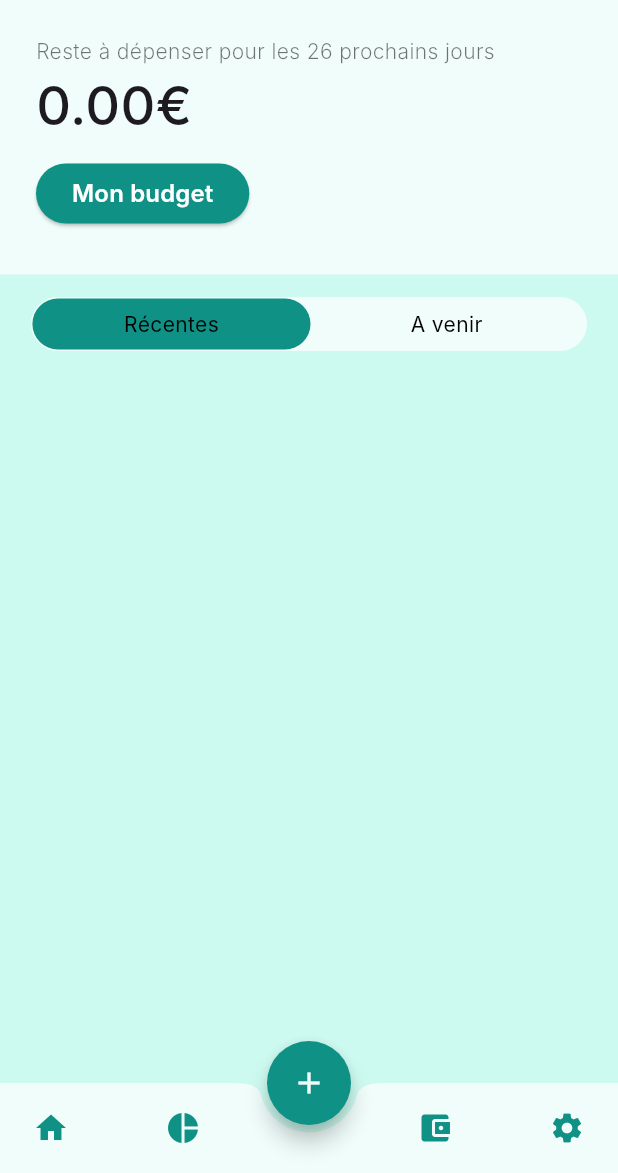
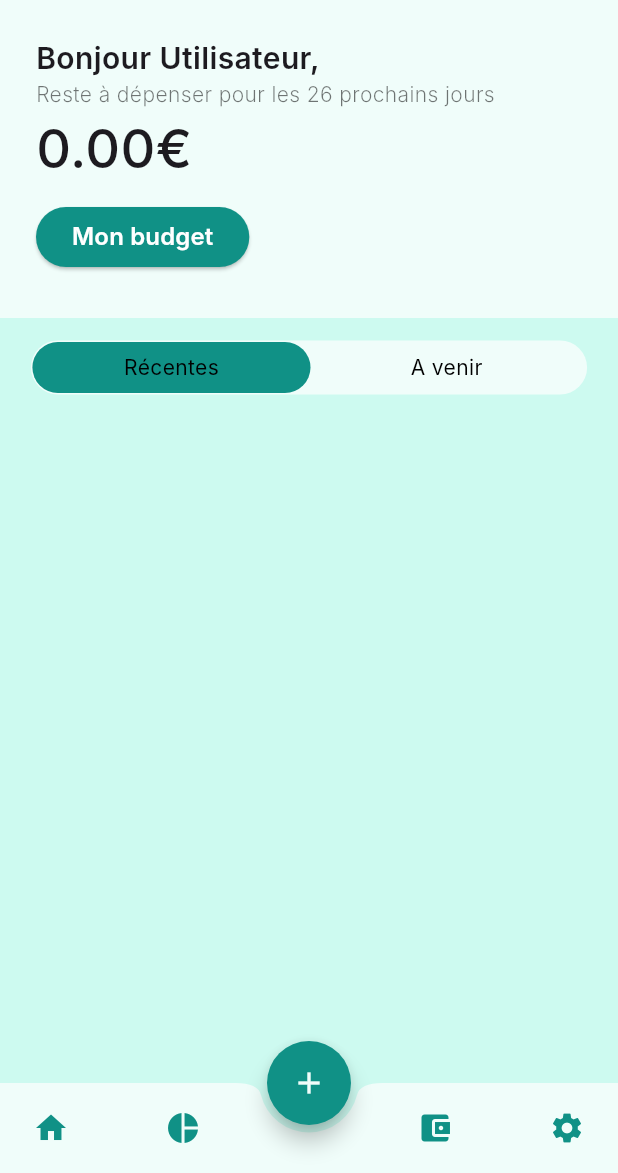
Before and after one commit to UnboringCompany/unboring_money, a Flutter app: the screen it shows after launch, on a phone screen of 412 x 824 dp, the part 63-1236 px from its top. Run offline on Flutter 3.47's test engine with Material 3 defaults, Android fonts, the phone set to English and light mode, and no system bars; our stand-ins replace shared_preferences, sqflite; accounts and stored records are empty; Roboto replaces fonts that are missing (Inter).

```diff
--- a/lib/main.dart
+++ b/lib/main.dart
@@ -1,4 +1,5 @@
 import 'package:flutter/material.dart';
+import 'package:shared_preferences/shared_preferences.dart';
 import 'package:unboring_money/database/DatabaseHelper.dart';
 import 'package:unboring_money/models/Depense.dart';
 import 'package:unboring_money/screens/my_accounts.dart';
@@ -132,6 +133,11 @@ class BudgetSection extends StatelessWidget {
     return daysLeft.toString();
   }
 
+  Future<String> getUserName() async {
+    final prefs = await SharedPreferences.getInstance();
+    return prefs.getString('userName') ?? 'Utilisateur';
+  }
+
   @override
   Widget build(BuildContext context) {
     return Container(
@@ -140,6 +146,24 @@ class BudgetSection extends StatelessWidget {
       child: Column(
         crossAxisAlignment: CrossAxisAlignment.start,
         children: [
+          FutureBuilder<String>(
+            future: getUserName(),
+            builder: (context, snapshot) {
+              if (snapshot.connectionState == ConnectionState.waiting) {
+                return const CircularProgressIndicator();
+              }
+              if (snapshot.hasData) {
+                return Text(
+                  "Bonjour ${snapshot.data},",
+                  style: const TextStyle(fontSize: 20, fontWeight: FontWeight.w600),
+                );
+              }
+              return const Text(
+                "Bonjour,",
+              style: TextStyle(fontSize: 20, fontWeight: FontWeight.w600),
+              );
+            }
+          ),
           Text(
             'Reste à dépenser pour les $daysLeft prochains jours',
             style: const TextStyle(fontSize: 14, color: Colors.black54, fontWeight: FontWeight.w300),
--- a/pubspec.yaml
+++ b/pubspec.yaml
@@ -11,6 +11,7 @@ dependencies:
     sdk: flutter
   sqflite: ^2.0.0+4
   path_provider: ^2.0.9
+  shared_preferences: ^2.3.2
 
 dev_dependencies:
   flutter_test:
```
Also changed, not shown: lib/screens/settings.dart (+48 -4 lines), pubspec.lock, 1 other file.
